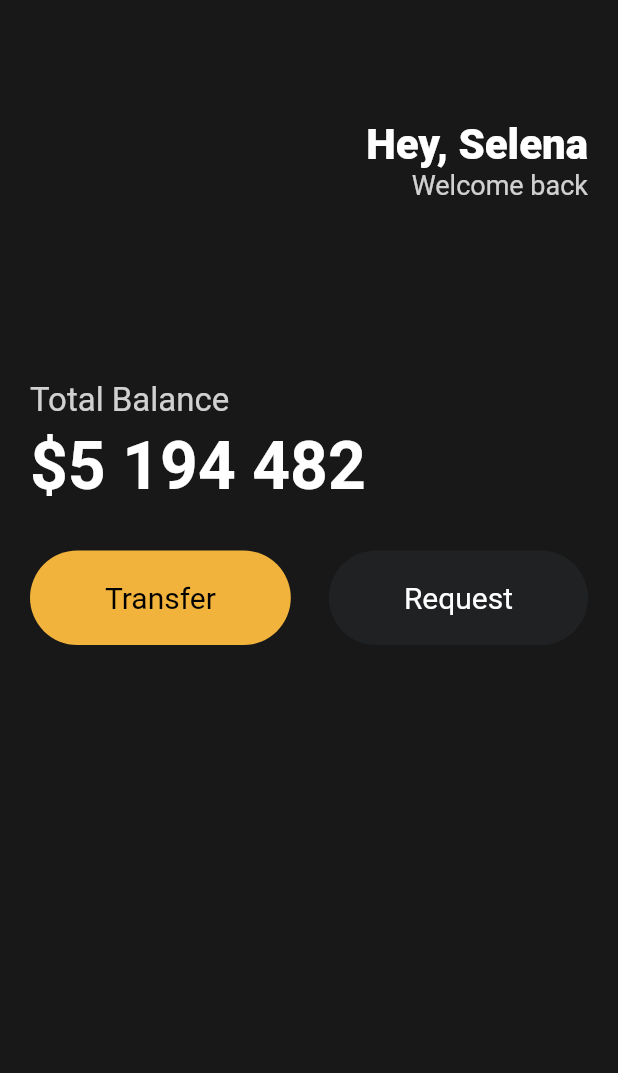
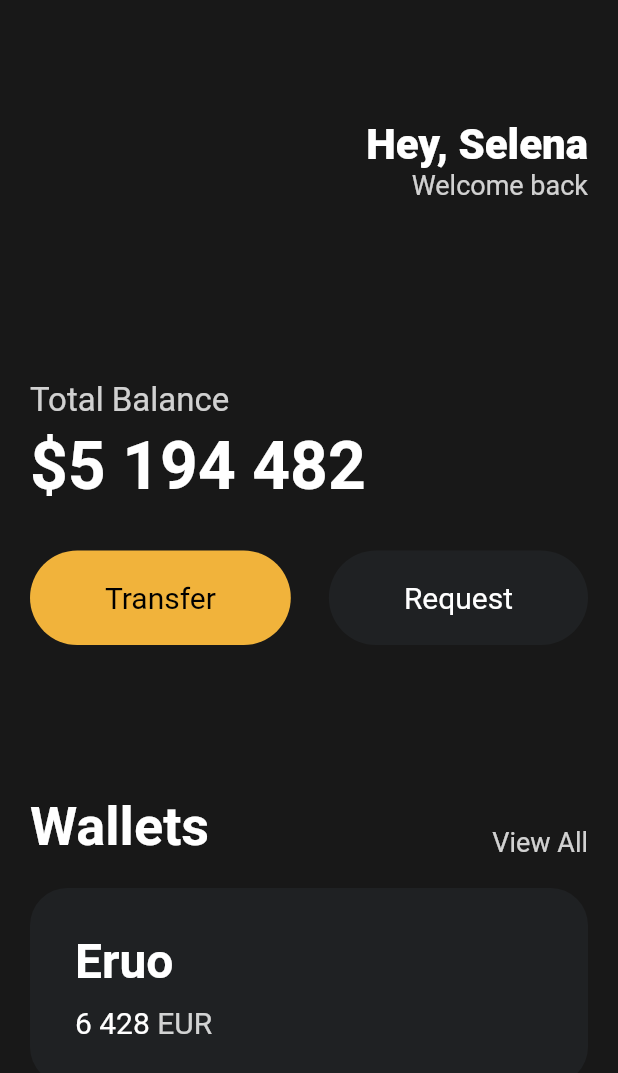
Before and after one commit to hytenic/flutter-webtoon, a Flutter app: the screen it shows after launch, on a phone screen of 412 x 824 dp. Shown: the top 1073 px of the screen. Run offline on Flutter 3.47's test engine with Material 2 defaults, Android fonts, the phone set to English and light mode, and no system bars.

Commit message:
feat(src): wallets card 추가

```diff
--- a/lib/main.dart
+++ b/lib/main.dart
@@ -82,6 +82,84 @@ class App extends StatelessWidget {
                       textColor: Colors.white,
                     ),
                   ],
+                ),
+                const SizedBox(
+                  height: 100,
+                ),
+                Row(
+                  crossAxisAlignment: CrossAxisAlignment.end,
+                  mainAxisAlignment: MainAxisAlignment.spaceBetween,
+                  children: [
+                    const Text(
+                      'Wallets',
+                      style: TextStyle(
+                          color: Colors.white,
+                          fontSize: 36,
+                          fontWeight: FontWeight.w600),
+                    ),
+                    Text(
+                      'View All',
+                      style: TextStyle(
+                        color: Colors.white.withOpacity(0.8),
+                        fontSize: 18,
+                      ),
+                    ),
+                  ],
+                ),
+                const SizedBox(
+                  height: 20,
+                ),
+                Container(
+                  decoration: BoxDecoration(
+                    color: const Color(0xff1f2123),
+                    borderRadius: BorderRadius.circular(
+                      25,
+                    ),
+                  ),
+                  child: Padding(
+                    padding: const EdgeInsets.all(30),
+                    child: Row(
+                      children: [
+                        Column(
+                          crossAxisAlignment: CrossAxisAlignment.start,
+                          children: [
+                            const Text(
+                              'Eruo',
+                              style: TextStyle(
+                                color: Colors.white,
+                                fontSize: 32,
+                                fontWeight: FontWeight.w600,
+                              ),
+                            ),
+                            const SizedBox(
+                              height: 10,
+                            ),
+                            Row(
+                              children: [
+                                const Text(
+                                  '6 428',
+                                  style: TextStyle(
+                                    color: Colors.white,
+                                    fontSize: 20,
+                                  ),
+                                ),
+                                const SizedBox(
+                                  width: 5,
+                                ),
+                                Text(
+                                  'EUR',
+                                  style: TextStyle(
+                                    color: Colors.white.withOpacity(0.8),
+                                    fontSize: 20,
+                                  ),
+                                ),
+                              ],
+                            ),
+                          ],
+                        ),
+                      ],
+                    ),
+                  ),
                 )
               ],
             ),
```
